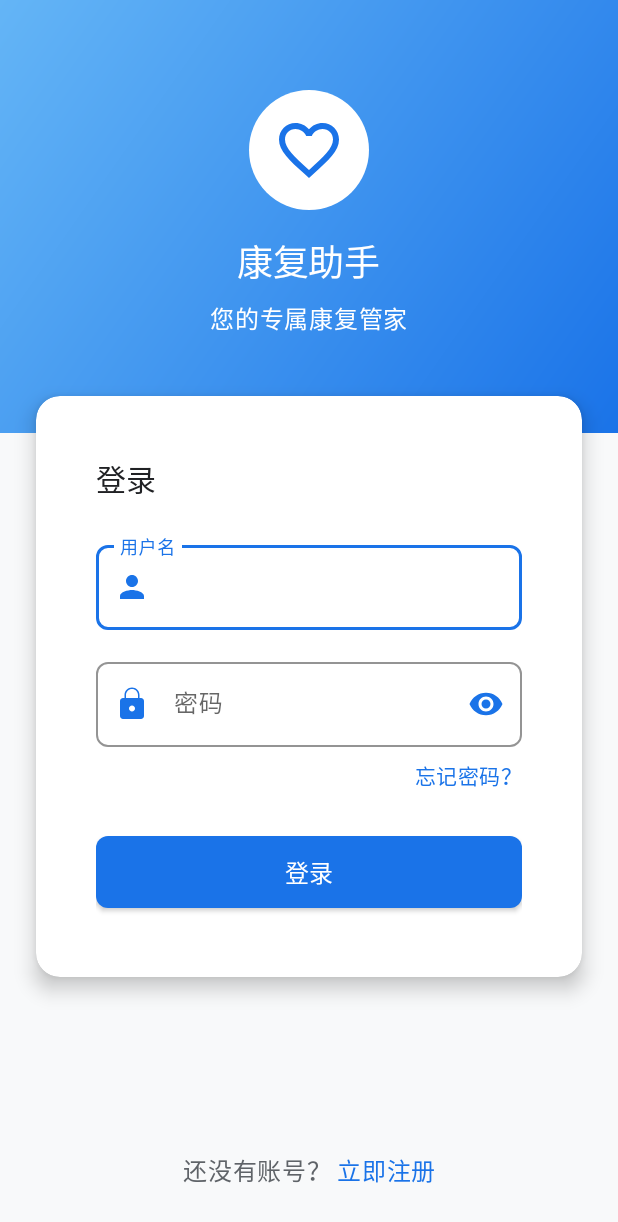
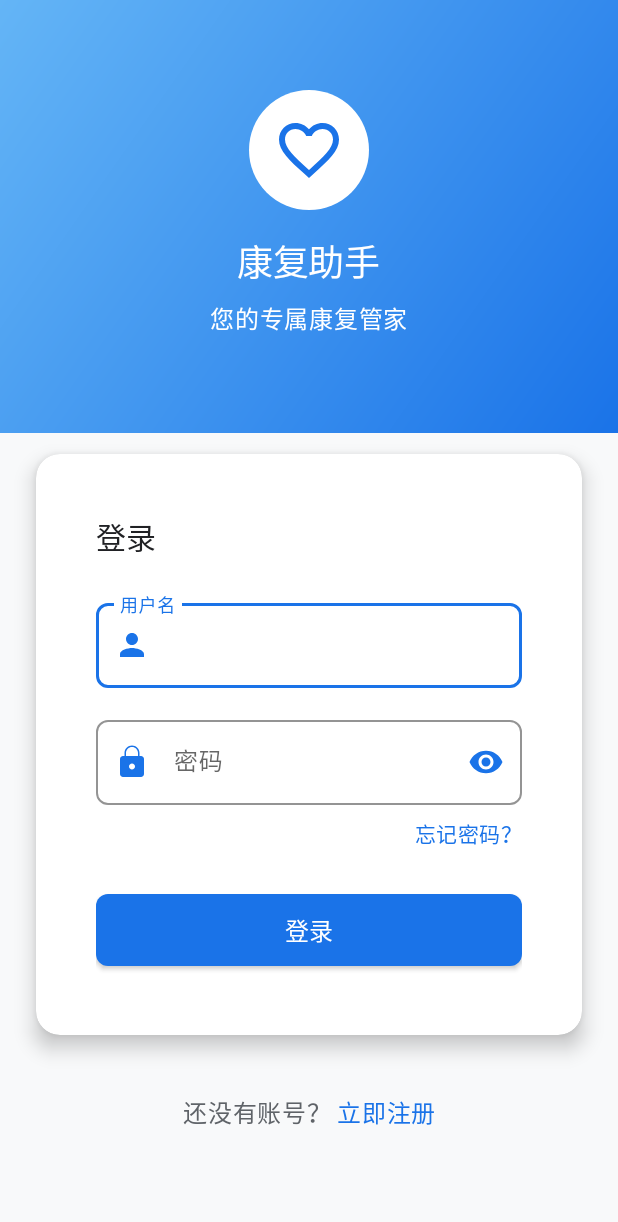
Before and after one commit to wuwuevan/APP, an Android app: the screen it shows after launch (LoginActivity), on a phone screen of 412 x 824 dp. Shown: the top 1222 px of the screen. Run offline under Robolectric (Android 15) with nearby library versions, the phone set to English and light mode, and no system bars; our stand-ins replace Room's generated code.

Commit message:
Adjust login layout for better register link visibility

```diff
--- a/app/src/main/res/layout/activity_login.xml
+++ b/app/src/main/res/layout/activity_login.xml
@@ -12,7 +12,7 @@
 
     <androidx.constraintlayout.widget.ConstraintLayout
         android:layout_width="match_parent"
-        android:layout_height="match_parent">
+        android:layout_height="wrap_content">
 
     <!-- Header area with gradient -->
     <View
@@ -79,7 +79,8 @@
         app:cardElevation="8dp"
         app:layout_constraintEnd_toEndOf="parent"
         app:layout_constraintStart_toStartOf="parent"
-        app:layout_constraintTop_toBottomOf="@+id/tv_slogan">
+        app:layout_constraintTop_toBottomOf="@+id/tv_slogan"
+        app:layout_constraintBottom_toTopOf="@id/layout_register">
 
         <LinearLayout
             android:layout_width="match_parent"
@@ -162,6 +163,7 @@
 
     <!-- Register link -->
     <LinearLayout
+        android:id="@+id/layout_register"
         android:layout_width="wrap_content"
         android:layout_height="wrap_content"
         android:layout_marginBottom="32dp"
@@ -169,7 +171,8 @@
         android:orientation="horizontal"
         app:layout_constraintBottom_toBottomOf="parent"
         app:layout_constraintEnd_toEndOf="parent"
-        app:layout_constraintStart_toStartOf="parent">
+        app:layout_constraintStart_toStartOf="parent"
+        app:layout_constraintTop_toBottomOf="@+id/card_login_form">
 
         <TextView
             android:layout_width="wrap_content"
```
